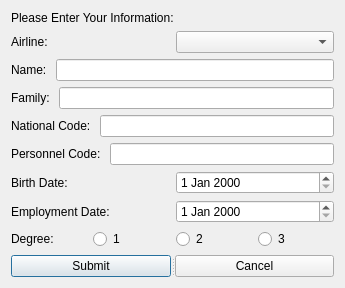
This is MyProj/dialog.ui in shahabbadihi/airport_managementt as Qt 5 draws it before an edit. The edited form follows.
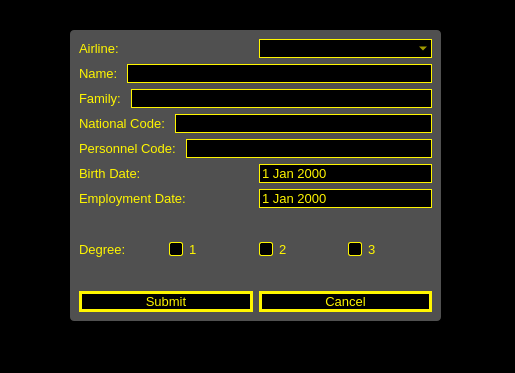
This is the edited form.

Patch:
```diff
--- a/MyProj/dialog.ui
+++ b/MyProj/dialog.ui
@@ -6,21 +6,89 @@
    <rect>
     <x>0</x>
     <y>0</y>
-    <width>345</width>
-    <height>269</height>
+    <width>515</width>
+    <height>373</height>
    </rect>
   </property>
   <property name="windowTitle">
    <string>Dialog</string>
   </property>
-  <layout class="QVBoxLayout" name="verticalLayout">
-   <item>
-    <widget class="QLabel" name="label">
-     <property name="text">
-      <string>Please Enter Your Information:</string>
-     </property>
-    </widget>
-   </item>
+  <property name="styleSheet">
+   <string notr="true">* {
+	font-size: 10pt;
+}
+
+QDialog {
+	
+	background-color: rgb(0, 0, 0);
+}
+
+QLabel {
+	color: rgb(255, 246, 0);
+}
+
+QLineEdit, QComboBox, QDateEdit {
+	color: rgb(255, 246, 0);
+	
+	background-color: rgb(0, 0, 0);
+	border: 1px solid #fff600;
+}
+
+QPushButton {
+	background-color: rgb(0, 0, 0);
+	color: rgb(255, 246, 0);
+	border: 3px solid #fff600;
+}
+
+QPushButton:hover {
+	background-color: #fff600;
+	color: black;
+}
+
+#frame {
+	
+	background-color: rgb(255, 255, 255, 80);
+	border-radius: 4px;
+}
+
+QRadioButton {
+	color: #fff600;
+}
+
+QRadioButton::indicator::unchecked {
+	
+	
+	background-color: rgb(0, 0, 0);
+	border: 1px solid #fff600;
+	border-radius: 2px;
+}
+
+QRadioButton::indicator::checked {
+	
+	
+	background-color: #fff600;
+	border: 1px solid black;
+	border-radius: 2px;
+}
+
+</string>
+  </property>
+  <widget class="QFrame" name="frame">
+   <property name="geometry">
+    <rect>
+     <x>70</x>
+     <y>30</y>
+     <width>371</width>
+     <height>291</height>
+    </rect>
+   </property>
+   <property name="frameShape">
+    <enum>QFrame::StyledPanel</enum>
+   </property>
+   <property name="frameShadow">
+    <enum>QFrame::Raised</enum>
+   </property>
+   <layout class="QVBoxLayout" name="verticalLayout_2">
    <item>
     <layout class="QHBoxLayout" name="horizontalLayout_8">
      <item>
@@ -152,23 +220,25 @@
     </layout>
    </item>
    <item>
-    <widget class="QSplitter" name="splitter">
-     <property name="orientation">
-      <enum>Qt::Horizontal</enum>
-     </property>
+     <layout class="QHBoxLayout" name="horizontalLayout_9">
+      <item>
      <widget class="QPushButton" name="pushButton">
       <property name="text">
        <string>Submit</string>
       </property>
      </widget>
+      </item>
+      <item>
      <widget class="QPushButton" name="pushButton_2">
       <property name="text">
        <string>Cancel</string>
       </property>
      </widget>
-    </widget>
-   </item>
-  </layout>
+      </item>
+     </layout>
+    </item>
+   </layout>
+  </widget>
  </widget>
  <resources/>
  <connections/>
```
Lines whose indentation alone changed are shown as unchanged.
